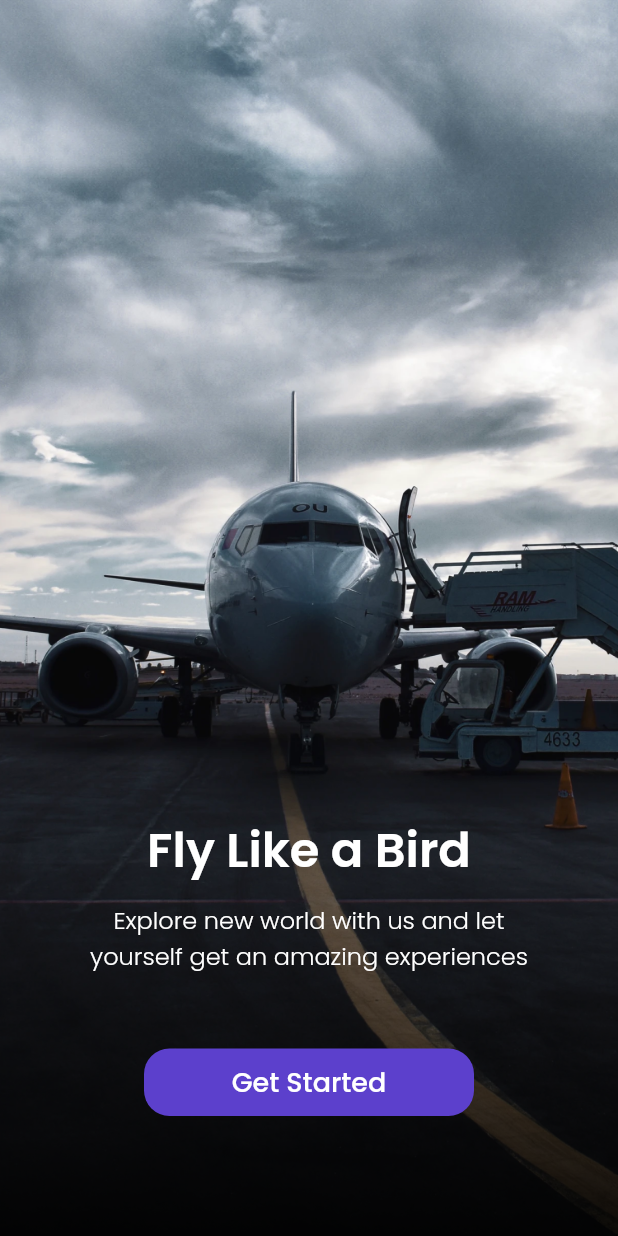
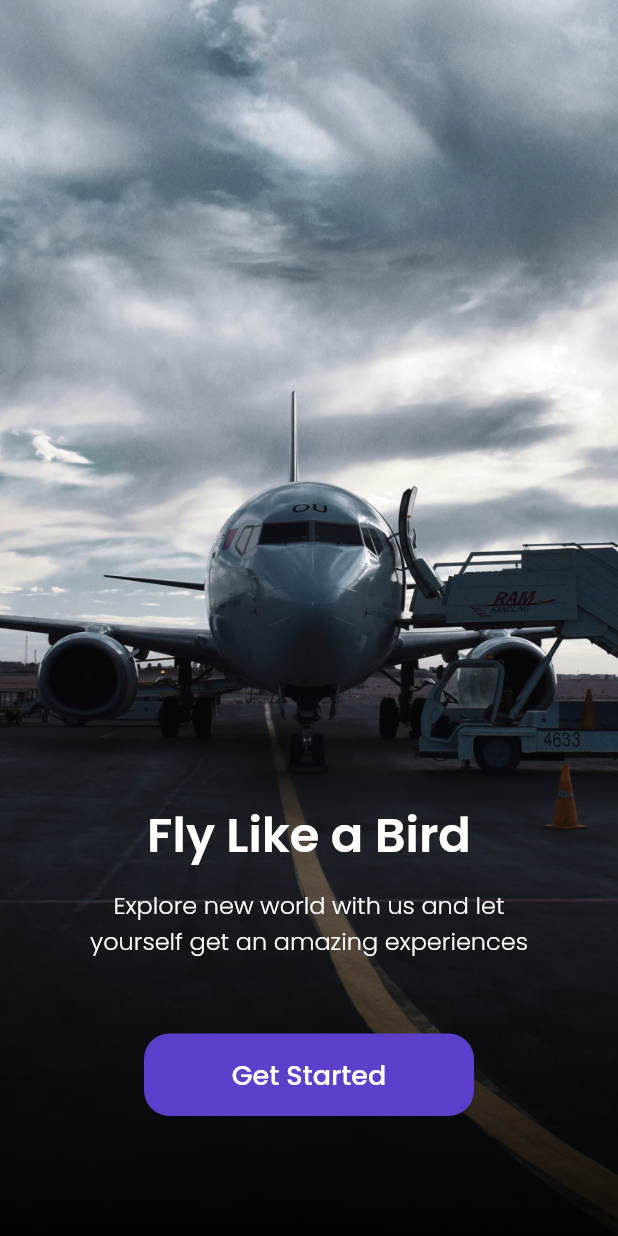
Before and after one commit to HerdisAdimarta/airplane, a Flutter app: the screen it shows after launch, on a phone screen of 412 x 824 dp. Run offline on Flutter 3.47's test engine with Material 2 defaults, Android fonts, the phone set to English and light mode, and no system bars; our stand-ins replace google_fonts.

Commit message:
custom button

```diff
--- a/lib/ui/pages/get_started_page.dart
+++ b/lib/ui/pages/get_started_page.dart
@@ -1,4 +1,5 @@
 import 'package:airplane/shared/theme.dart';
+import 'package:airplane/ui/widgets/custom_button.dart';
 import 'package:flutter/material.dart';
 import 'package:flutter/widgets.dart';
 
@@ -41,29 +42,17 @@ class GetStartedPage extends StatelessWidget {
                   ),
                   textAlign: TextAlign.center,
                 ),
-                Container(
+                CustomButton(
+                  title: 'Get Started',
                   width: 220,
-                  height: 45,
-                  margin: EdgeInsets.only(top: 50, bottom: 80),
-                  child: TextButton(
-                    onPressed: () {
-                      Navigator.pushNamed(context, '/sign-up');
-                    },
-                    style: TextButton.styleFrom(
-                      backgroundColor: kPrimaryColor,
-                      shape: RoundedRectangleBorder(
-                        borderRadius: BorderRadius.circular(defaultRadius)
-                      )
-                    ),
-                    child: Text(
-                      'Get Started',
-                      style: whiteTextStyle.copyWith(
-                        fontSize: 18,
-                        fontWeight: medium,
-                      ),
-                    ),
+                  margin: EdgeInsets.only(
+                    top: 50,
+                    bottom: 80,
                   ),
-                )
+                  onPressed: (){
+                    Navigator.pushNamed(context, '/sign-up');
+                  },
+                ),
               ],
             ),
           )
--- /dev/null
+++ b/lib/ui/widgets/custom_button.dart
@@ -0,0 +1,43 @@
+import 'package:airplane/shared/theme.dart';
+import 'package:flutter/material.dart';
+
+class CustomButton extends StatelessWidget {
+  final String title;
+  final double width;
+  final Function() onPressed;
+  final EdgeInsets margin;
+
+  const CustomButton(
+      {Key? key,
+      required this.title,
+      this.width = double.infinity,
+      required this.onPressed,
+      this.margin = EdgeInsets.zero
+      }) : super(key: key);
+
+  @override
+  Widget build(BuildContext context) {
+    return Container(
+      width: width,
+      height: 55,
+      margin: margin,
+      child: TextButton(
+        onPressed: onPressed,
+        style: TextButton.styleFrom(
+            backgroundColor: kPrimaryColor,
+            shape: RoundedRectangleBorder(
+                borderRadius: BorderRadius.circular(defaultRadius)
+            )
+        ),
+        child: Text(
+          'Get Started',
+          style: whiteTextStyle.copyWith(
+            fontSize: 18,
+            fontWeight: medium,
+          ),
+        ),
+      ),
+    );
+
+  }
+}
```
Also changed, not shown: lib/ui/pages/bonus_page.dart (+7 -21 lines), lib/ui/pages/sign_up_page.dart (+4 -22 lines).
